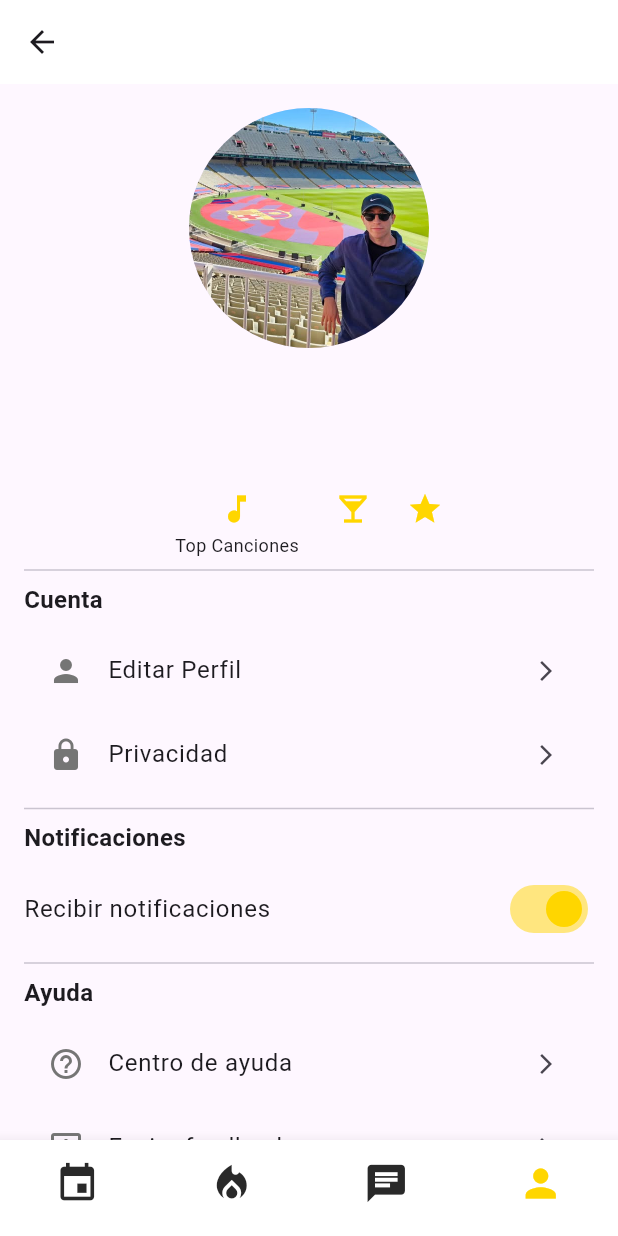
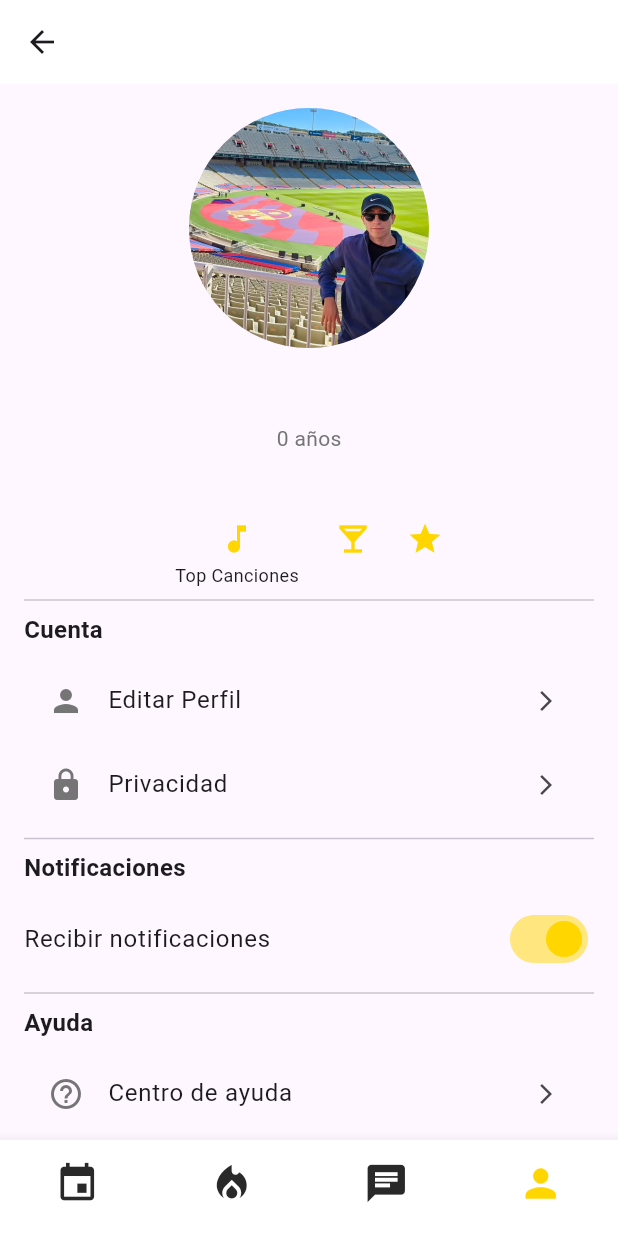
Before and after one commit to JuliLaterza/juvuit_flutter, a Flutter app: the ProfileScreen screen opened by its route, on a phone screen of 412 x 824 dp. Run offline on Flutter 3.47's test engine with Material 3 defaults, Android fonts, the phone set to English and light mode, and no system bars; our stand-ins replace card_swiper, carousel_slider, cloud_firestore, firebase_auth, firebase_core, font_awesome_flutter and 1 more; accounts and stored records are empty.

Commit message:
upd profile y user age

```diff
--- a/lib/features/profile/domain/models/user_profile.dart
+++ b/lib/features/profile/domain/models/user_profile.dart
@@ -1,3 +1,5 @@
+import 'package:cloud_firestore/cloud_firestore.dart';
+
 class UserProfile {
   final String userId;
   final String name;
@@ -7,6 +9,7 @@ class UserProfile {
   final String? sign;
   final List<String> photoUrls;
   final List<String> attendedEvents;
+  final DateTime? birthDate;
 
   UserProfile({
     required this.userId,
@@ -17,6 +20,7 @@ class UserProfile {
     this.sign,
     required this.photoUrls,
     required this.attendedEvents,
+    this.birthDate,
   });
 
   Map<String, dynamic> toMap() {
@@ -29,19 +33,23 @@ class UserProfile {
       'sign': sign,
       'photoUrls': photoUrls,
       'attendedEvents': attendedEvents,
+      if (birthDate != null) 'birthDate': Timestamp.fromDate(birthDate!),
     };
   }
 
-  factory UserProfile.fromMap(Map<String, dynamic> map) {
-    return UserProfile(
-      userId: map['userId'],
-      name: map['name'],
-      description: map['description'],
-      topSongs: List<String>.from(map['topSongs']),
-      favoriteDrink: map['favoriteDrink'],
-      sign: map['sign'],
-      photoUrls: List<String>.from(map['photoUrls']),
-      attendedEvents: List<String>.from(map['attendedEvents']),
-    );
-  }
+  factory UserProfile.fromMap(String userId, Map<String, dynamic> map) {
+  return UserProfile(
+    userId: userId, // <- lo recibís desde afuera
+    name: map['name'] ?? '',
+    description: map['description'] ?? '',
+    topSongs: List<String>.from(map['topSongs'] ?? []),
+    favoriteDrink: map['favoriteDrink'] ?? '',
+    sign: map['sign'],
+    photoUrls: List<String>.from(map['photoUrls'] ?? []),
+    attendedEvents: List<String>.from(map['attendedEvents'] ?? []),
+    birthDate: map['birthDate'] != null
+        ? (map['birthDate'] as Timestamp).toDate()
+        : null,
+  );
 }
+}
--- a/lib/features/profile/presentation/screens/profile_screen.dart
+++ b/lib/features/profile/presentation/screens/profile_screen.dart
@@ -34,6 +34,15 @@ class _ProfileScreenState extends State<ProfileScreen> {
       _userProfile = profile;
       _isLoading = false;
     });
+  }
+
+  int calculateAge(DateTime birthDate) {
+    final today = DateTime.now();
+    int age = today.year - birthDate.year;
+    if (today.month < birthDate.month || (today.month == birthDate.month && today.day < birthDate.day)) {
+      age--;
+    }
+    return age;
   }
 
   void _showLogoutConfirmationDialog(BuildContext context) {
@@ -120,13 +129,22 @@ class _ProfileScreenState extends State<ProfileScreen> {
             ),
             const SizedBox(height: 16),
             Center(
-              child: Text(
+              child: Column(
+                children: [
+                  Text(
                     _userProfile!.name,
                     style: const TextStyle(
                       fontSize: 24,
                       fontWeight: FontWeight.bold,
                       color: AppColors.black,
                     ),
+                  ),
+                  if (_userProfile!.birthDate != null)
+                    Text(
+                      '${calculateAge(_userProfile!.birthDate!)} años',
+                      style: const TextStyle(fontSize: 14, color: AppColors.gray),
+                    ),
+                ],
               ),
             ),
             const SizedBox(height: 8),
```
Also changed, not shown: lib/features/auth/presentation/screens/complete_profile_screen.dart (+15 -10 lines), lib/features/auth/presentation/widgets/complete_profile_form.dart (+14 -31 lines), lib/features/profile/data/services/save_user_profile.dart (added, +30 -0 lines), lib/features/profile/data/services/user_profile_service.dart (+7 -11 lines). Lines whose indentation alone changed are shown as unchanged.
